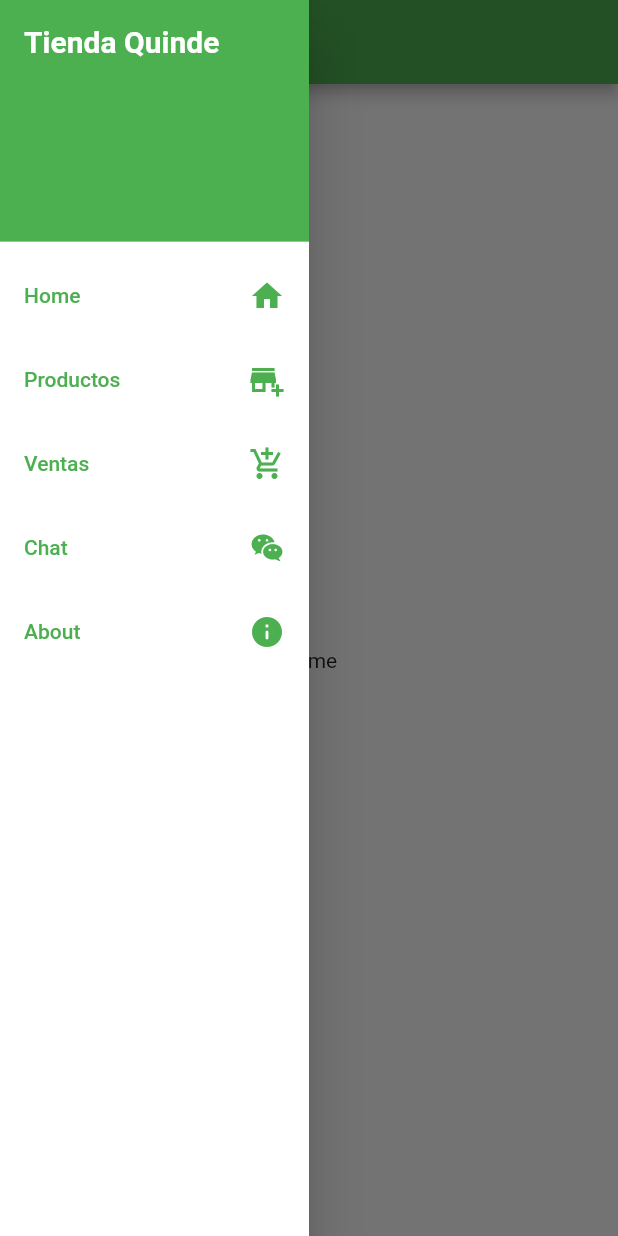
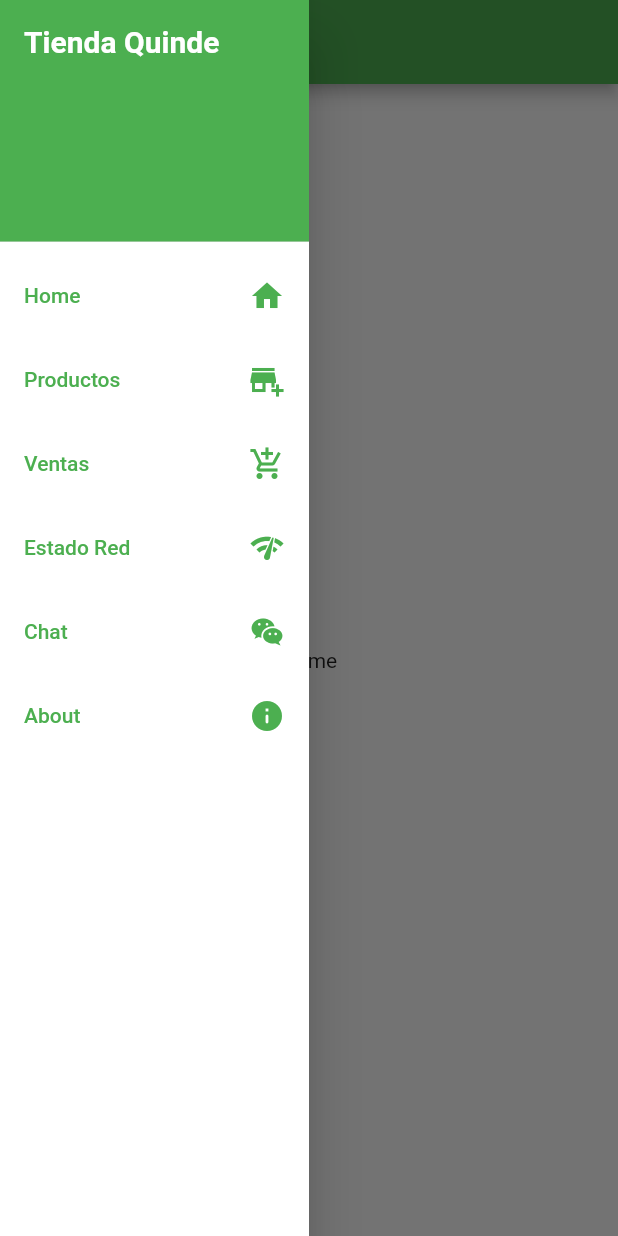
Before and after one commit to JuanCarlosReyesGuerrero/Uninorte, a Flutter app: the screen it shows after launch, with the side drawer open, on a phone screen of 412 x 824 dp. Run offline on Flutter 3.47's test engine with Material 2 defaults, Android fonts, the phone set to English and light mode, and no system bars; our stand-ins replace connectivity_plus, file_picker, flutter_chat_types, flutter_chat_ui, image_picker, open_filex and 1 more; accounts and stored records are empty.

Commit message:
Estado de la red
Estado de la red

```diff
--- a/Modulo 5/coordenadas_app/lib/drawer.dart
+++ b/Modulo 5/coordenadas_app/lib/drawer.dart
@@ -1,5 +1,6 @@
 import 'package:coordenadas_app/screens/chat.dart';
 import 'package:coordenadas_app/screens/products.dart';
+import 'package:coordenadas_app/screens/red-status.dart';
 import 'package:flutter/material.dart';
 import 'package:coordenadas_app/screens/home.dart';
 import 'package:coordenadas_app/screens/about.dart';
@@ -55,6 +56,16 @@ class NavDrawer extends StatelessWidget {
                     .push(MaterialPageRoute(builder: (context) => Product())),
               ),
               ListTile(
+                title: Text('Estado Red'),
+                textColor: Colors.green,
+                trailing: Icon(
+                  Icons.network_check,
+                  color: Colors.green,
+                ),
+                onTap: () => Navigator.of(context)
+                    .push(MaterialPageRoute(builder: (context) => RedStatus())),
+              ),
+              ListTile(
                 title: Text('Chat'),
                 textColor: Colors.green,
                 trailing: Icon(
```
Also changed, not shown: Modulo 5/coordenadas_app/lib/screens/red-status.dart (added, +56 -0 lines).
